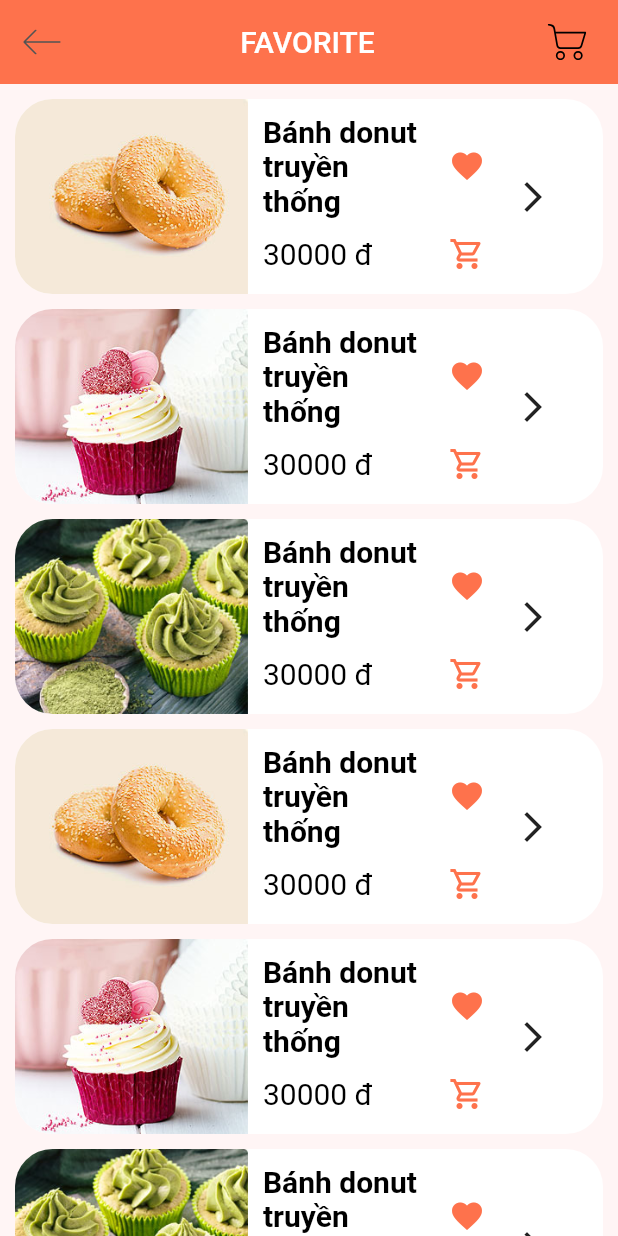
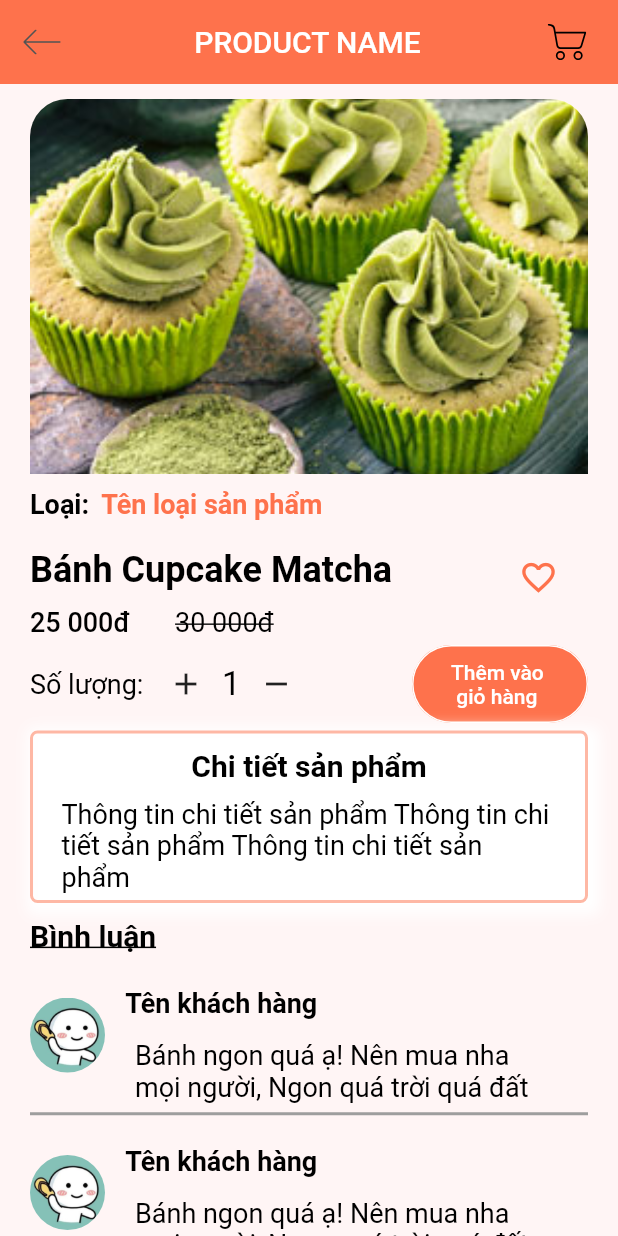
Before and after one commit to vinhvinhvinh/CakeBakeryMobile, a Flutter app: the screen it shows after launch, on a phone screen of 412 x 824 dp. Run offline on Flutter 3.47's test engine with Material 2 defaults, Android fonts, the phone set to English and light mode, and no system bars; our stand-ins replace carousel_slider, flutter_svg.

Commit message:
add ProductDetail Screen

```diff
--- a/flutter_application_cake_bakery/lib/main.dart
+++ b/flutter_application_cake_bakery/lib/main.dart
@@ -6,6 +6,7 @@
 import 'package:flutter_application_cake_bakery/screens/account/profile/my_profile_screen.dart';
 import 'package:flutter_application_cake_bakery/screens/login/login_screen.dart';
 import 'package:flutter_application_cake_bakery/screens/main/main_screen.dart';
+import 'package:flutter_application_cake_bakery/screens/product_detail/product_detail_screen.dart';
 import 'screens/account/setting_and_security/password_change/password_change_screen.dart';
 import 'screens/account/setting_and_security/setting_security_screen.dart';
 import 'screens/changepassword/change_pasword_screen.dart';
@@ -34,7 +35,7 @@
         visualDensity: VisualDensity.adaptivePlatformDensity,
       ),
       routes: {
-        '/': (context) => const FavoriteScreen(),
+        '/': (context) => const ProductDetail(),
         '/main_screen': (context) => MainScreen(),
         '/signup': (context) => const SignUpScreen(),
         '/forget_password': (context) => const ForgetPassword(),
--- /dev/null
+++ b/flutter_application_cake_bakery/lib/screens/product_detail/components/body_product_detail.dart
@@ -0,0 +1,293 @@
+
+import 'package:flutter/material.dart';
+import 'package:flutter_application_cake_bakery/constant.dart';
+
+class Body extends StatefulWidget {
+  const Body({Key? key}) : super(key: key);
+
+  @override
+  State<Body> createState() => _BodyState();
+}
+
+class _BodyState extends State<Body> {
+  @override
+  Widget build(BuildContext context) {
+    return ListView(
+      children: [
+        //Ảnh
+        Container(
+          padding: EdgeInsets.fromLTRB(20, 10, 20, 0),
+          width: 412,
+          //color: Colors.blue,
+          child: ClipRRect(
+            borderRadius: const BorderRadius.only(
+              topLeft: Radius.circular(25),
+              topRight: Radius.circular(25),
+            ),
+            child: Image.asset(
+              "assets/images/3.png",
+              fit: BoxFit.cover,
+              height: 250,
+            ),
+          ),
+        ),
+        //Loại sản phẩm
+        Container(
+          width: 412,
+          height: 40,
+          //color: Colors.yellow,
+          child: Row(
+            children: [
+              const Padding(
+                padding: EdgeInsets.fromLTRB(20, 0, 0, 0),
+                child: Text(
+                  'Loại:',
+                  style: TextStyle(
+                    fontSize: 18,
+                    fontWeight: FontWeight.bold,
+                  ),
+                ),
+              ),
+              TextButton(
+                onPressed: () {},
+                child: Text(
+                  'Tên loại sản phẩm',
+                  style: TextStyle(
+                    fontSize: 18,
+                    fontWeight: FontWeight.bold,
+                    color: primaryColor,
+                  ),
+                ),
+              ),
+            ],
+          ),
+        ),
+        //Tên sản phẩm + favorite button
+        Container(
+          //color: Colors.pink,
+          child: Row(
+            children: [
+              Container(
+                width: 330,
+                //color: Colors.white,
+                padding: const EdgeInsets.only(left: 20),
+                child: Text(
+                  'Bánh Cupcake Matcha ',
+                  style: TextStyle(
+                    fontSize: 24,
+                    fontWeight: FontWeight.bold,
+                  ),
+                ),
+              ),
+              IconButton(
+                onPressed: () {
+                  setState(() {});
+                },
+                icon: IconButton(
+                  onPressed: () {},
+                  icon: const Icon(
+                    Icons.favorite_outline,
+                    color: primaryColor,
+                    size: 26,
+                  ),
+                ),
+              ),
+            ],
+          ),
+        ),
+        //   //Gía sản phẩm
+        Container(
+          padding: const EdgeInsets.only(left: 20),
+          //color: Colors.green,
+          width: 412,
+          child: Row(
+            children: [
+              Text(
+                '25 000đ',
+                style: TextStyle(fontSize: 18, fontWeight: FontWeight.w500),
+              ),
+              Padding(
+                padding: const EdgeInsets.only(left: 30),
+                child: Text(
+                  '30 000đ',
+                  style: TextStyle(
+                      fontSize: 18, decoration: TextDecoration.lineThrough),
+                ),
+              ),
+            ],
+          ),
+        ),
+        //Số lượng + Button thêm vào giỏ hàng
+        Container(
+          //color: Colors.lightBlueAccent,
+          padding: const EdgeInsets.only(left: 20, top: 5),
+          child: Row(
+            children: [
+              Expanded(
+                child: Row(
+                  children: [
+                    const Text(
+                      'Số lượng: ',
+                      style: TextStyle(fontSize: 18),
+                    ),
+                    IconButton(
+                      onPressed: () {},
+                      icon: const Icon(Icons.add),
+                    ),
+                    Text(
+                      '1',
+                      style: const TextStyle(fontSize: 22, color: Colors.black),
+                    ),
+                    IconButton(
+                      onPressed: () {},
+                      icon: const Icon(Icons.remove),
+                    ),
+                  ],
+                ),
+              ),
+              Padding(
+                padding: const EdgeInsets.only(right: 20),
+                child: OutlinedButton(
+                  style: OutlinedButton.styleFrom(
+                    backgroundColor: primaryColor, // background
+                    side: const BorderSide(color: Colors.white),
+                    shape: RoundedRectangleBorder(
+                      borderRadius: BorderRadius.circular(30),
+                    ),
+                  ),
+                  onPressed: () {},
+                  child: Container(
+                    padding: EdgeInsets.all(10),
+                    child: const Text(
+                      "Thêm vào \n giỏ hàng",
+                      style: TextStyle(color: Colors.white),
+                    ),
+                  ),
+                ),
+              ),
+            ],
+          ),
+        ),
+        Container(
+          margin: const EdgeInsets.fromLTRB(20, 5, 20, 10),
+          width: 400,
+          decoration: BoxDecoration(
+            //color: Colors.purple,
+            borderRadius: BorderRadius.circular(5),
+            border: Border.all(
+              width: 2,
+              color: primaryColor.withOpacity(0.5),
+            ),
+            boxShadow: const [
+              BoxShadow(
+                color: Colors.white,
+                spreadRadius: 5,
+                blurRadius: 7,
+                offset: Offset(3, 3), // changes position of shadow
+              ),
+            ],
+          ),
+          child: Column(
+            children: [
+              Container(
+                margin: const EdgeInsets.symmetric(vertical: 10),
+                child: const Text(
+                  'Chi tiết sản phẩm',
+                  style: TextStyle(fontSize: 20, fontWeight: FontWeight.bold),
+                ),
+              ),
+              Container(
+                padding: const EdgeInsets.fromLTRB(10, 0, 10, 5),
+                width: 350,
+                child: Text(
+                  'Thông tin chi tiết sản phẩm Thông tin chi tiết sản phẩm Thông tin chi tiết sản phẩm',
+                  style: TextStyle(fontSize: 18),
+                ),
+              ),
+            ],
+          ),
+        ),
+        const Padding(
+          padding: EdgeInsets.only(left: 20, bottom: 5),
+          child: Text(
+            'Bình luận',
+            style: TextStyle(
+              decoration: TextDecoration.underline,
+              fontSize: 20,
+              fontWeight: FontWeight.bold,
+            ),
+          ),
+        ),
+        Comment(),
+        const Divider(
+          height: 5,
+          thickness: 2,
+          indent: 20,
+          endIndent: 20,
+          color: Colors.grey,
+        ),
+        Comment(),
+        const Divider(
+          height: 5,
+          thickness: 2,
+          indent: 20,
+          endIndent: 20,
+          color: Colors.grey,
+        ),
+      ],
+    );
+  }
+
+  Widget Comment() {
+    return Container(
+        margin: const EdgeInsets.fromLTRB(20, 5, 20, 5),
+        //color: Colors.purple,
+        child: Row(
+          children: [
+            ClipRRect(
+              borderRadius: BorderRadius.circular(50),
+              child: Image.asset(
+                'assets/images/account/avatar-1.jpg',
+                width: 50,
+                height: 50,
+              ),
+            ),
+            Container(
+              //color: Colors.orange,
+              child: Column(
+                children: [
+                  Padding(
+                    padding: const EdgeInsets.only(right: 145),
+                    child: TextButton(
+                      onPressed: () {},
+                      child: Text(
+                        'Tên khách hàng',
+                        style: TextStyle(
+                          fontWeight: FontWeight.bold,
+                          fontSize: 18,
+                          color: Colors.black,
+                        ),
+                      ),
+                    ),
+                  ),
+                  Container(
+                    //color: Colors.yellow,
+                    margin: const EdgeInsets.only(
+                      left: 20,
+                    ),
+                    width: 280,
+                    child: Text(
+                      'Bánh ngon quá ạ! Nên mua nha mọi người, Ngon quá trời quá đất',
+                      style:TextStyle(
+                        fontSize: 18,
+                      ),
+                    ),
+                  ),
+                ],
+              ),
+            ),
+          ],
+        ),
+      );
+  }
+}
--- /dev/null
+++ b/flutter_application_cake_bakery/lib/screens/product_detail/product_detail_screen.dart
@@ -0,0 +1,49 @@
+import 'package:flutter/material.dart';
+import 'package:flutter_application_cake_bakery/constant.dart';
+import 'package:flutter_svg/flutter_svg.dart';
+import 'components/body_product_detail.dart';
+
+class ProductDetail extends StatelessWidget {
+  const ProductDetail({ Key? key }) : super(key: key);
+
+  @override
+  Widget build(BuildContext context) {
+    return Scaffold(appBar: buildAppBar(), body: const Body());
+  }
+
+  AppBar buildAppBar() {
+    return AppBar(
+      backgroundColor: primaryColor,
+      elevation: 0,
+      leading: IconButton(
+        icon: SvgPicture.asset("assets/svg/icons/back.svg"),
+        onPressed: () {},
+      ),
+      title: Container(
+        height: 65,
+        //padding: const EdgeInsets.only(left: 80, top: 20),
+        margin: const EdgeInsets.only(top: 10, bottom: 10),
+        child: Center(
+          child: Text(
+            'PRODUCT NAME',
+            style: TextStyle(
+              color: Colors.white,
+            ),
+            textAlign: TextAlign.center,
+          ),
+        ),
+      ),
+      actions: <Widget>[
+        IconButton(
+          icon: SvgPicture.asset(
+            "assets/svg/icons/cart.svg",
+            // By default our  icon color is white
+            color: ktextColor,
+          ),
+          onPressed: () {},
+        ),
+        const SizedBox(width: kDefaultPadding / 2),
+      ],
+    );
+  }
+}
```
